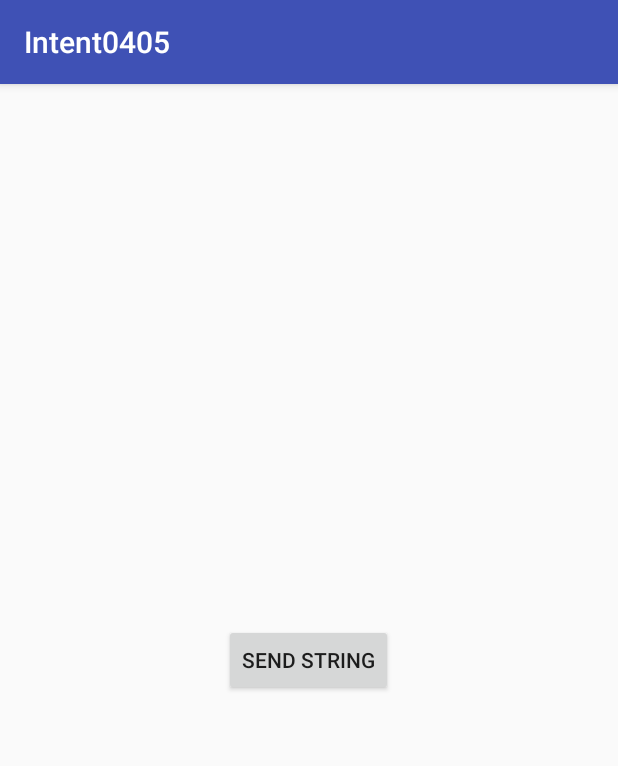
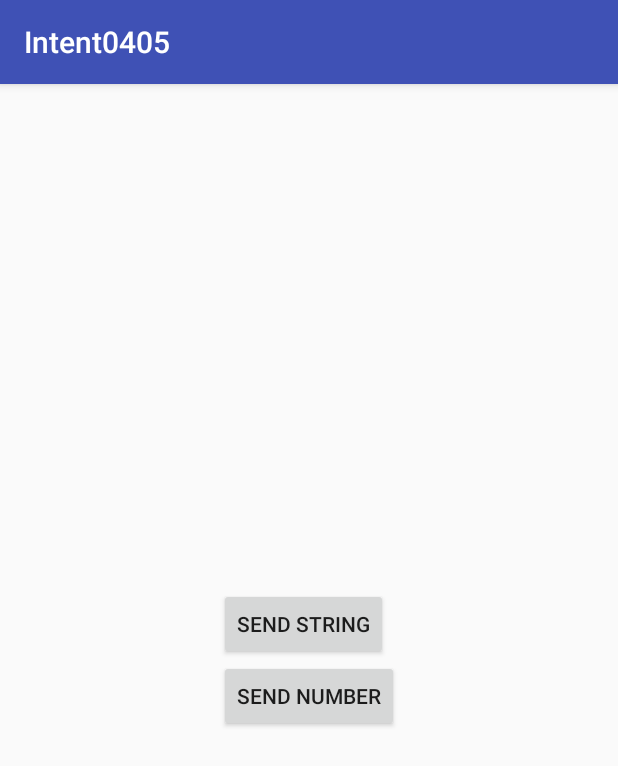
Before and after one commit to phamtanphat/Intent0405, an Android app: the screen it shows after launch (MainActivity), on a phone screen of 412 x 824 dp. Shown: the top 766 px of the screen. Run offline under Robolectric (Android 15) with nearby library versions, the phone set to English and light mode, and no system bars.

Commit message:
"Intent Number"

```diff
--- a/app/src/main/java/com/ptp/phamtanphat/intent0405/MainActivity.java
+++ b/app/src/main/java/com/ptp/phamtanphat/intent0405/MainActivity.java
@@ -8,7 +8,7 @@ import android.widget.Button;
 
 public class MainActivity extends AppCompatActivity {
 
-    Button btnSendString;
+    Button btnSendString,btnSendNumber;
     public static final String Chuoi = "Chuoi";
     @Override
     protected void onCreate(Bundle savedInstanceState) {
@@ -16,6 +16,8 @@ public class MainActivity extends AppCompatActivity {
         setContentView(R.layout.activity_main);
 
         btnSendString = findViewById(R.id.buttonIntentString);
+        btnSendNumber = findViewById(R.id.buttonIntentNumber);
+
         btnSendString.setOnClickListener(new View.OnClickListener() {
             @Override
             public void onClick(View v) {
@@ -25,5 +27,14 @@ public class MainActivity extends AppCompatActivity {
                 startActivity(intent);
             }
         });
+        btnSendNumber.setOnClickListener(new View.OnClickListener() {
+            @Override
+            public void onClick(View v) {
+                int number = 10;
+                Intent intent = new Intent(MainActivity.this,Main2Activity.class);
+                intent.putExtra("Number",number);
+                startActivity(intent);
+            }
+        });
     }
 }
--- a/app/src/main/res/layout/activity_main.xml
+++ b/app/src/main/res/layout/activity_main.xml
@@ -13,5 +13,10 @@
         android:id="@+id/buttonIntentString"
         android:layout_width="wrap_content"
         android:layout_height="wrap_content" />
-
+    <Button
+        android:layout_below="@id/buttonIntentString"
+        android:text="Send Number"
+        android:id="@+id/buttonIntentNumber"
+        android:layout_width="wrap_content"
+        android:layout_height="wrap_content" />
 </RelativeLayout>
```
Also changed, not shown: app/src/main/java/com/ptp/phamtanphat/intent0405/Main2Activity.java (+10 -2 lines).
